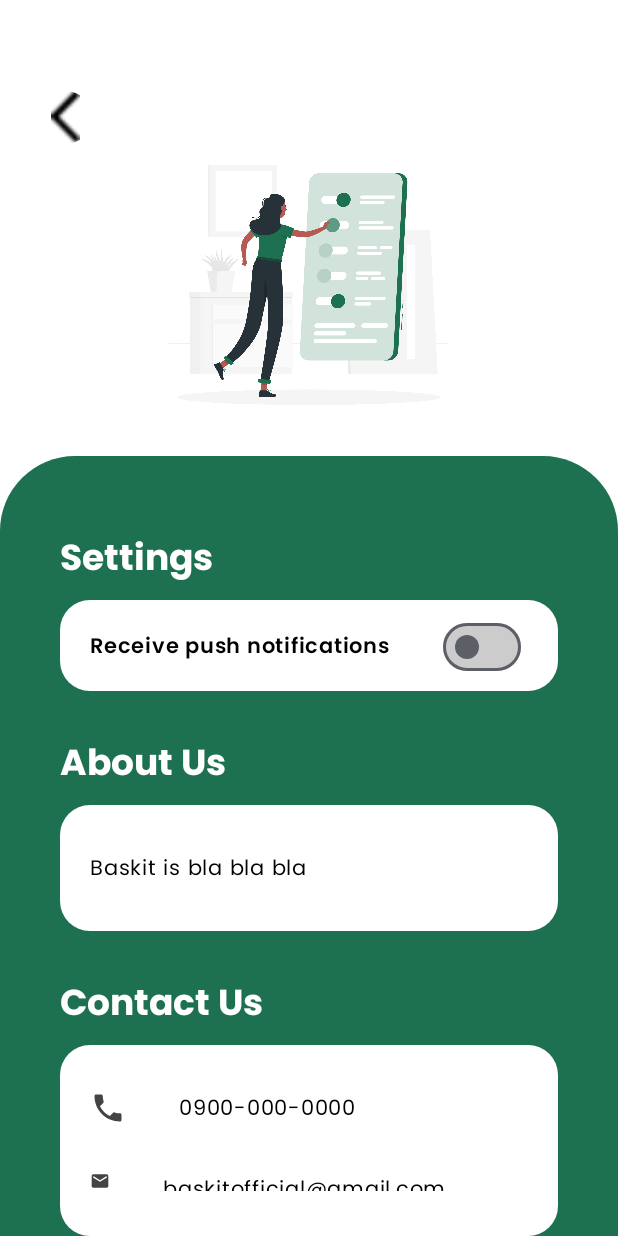
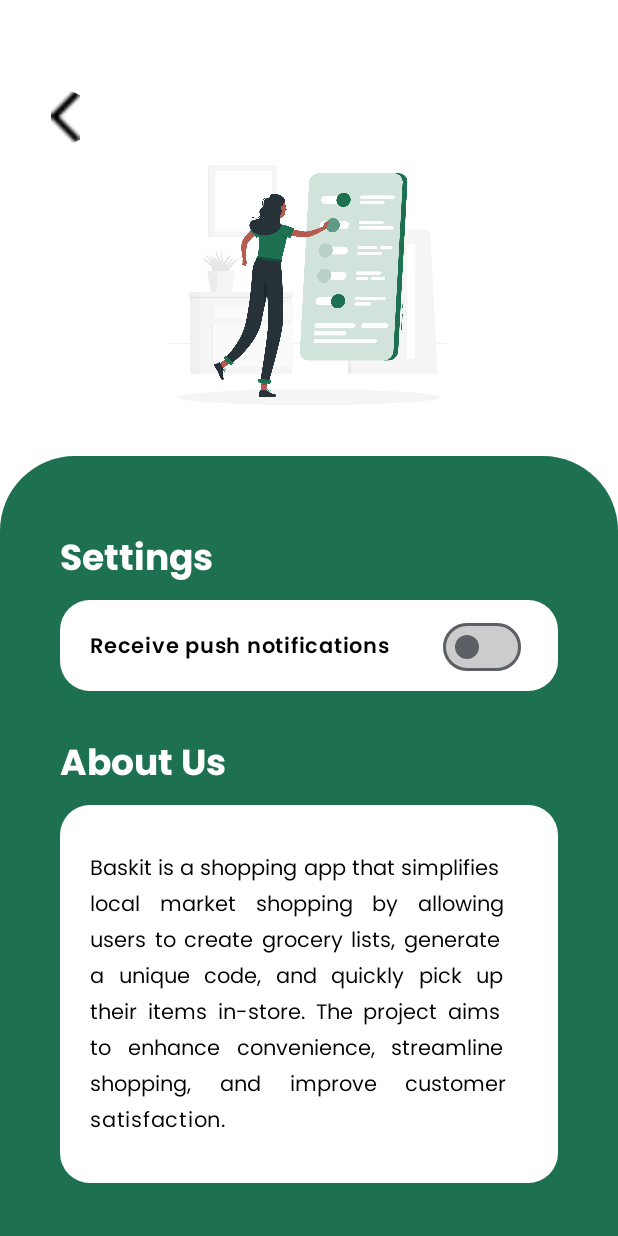
Before and after one commit to mvictoria7/SplashScreenBaskit, an Android app built with Jetpack Compose: the SettingsActivity screen opened through its navigation route, on a phone screen of 412 x 824 dp. Run offline under Robolectric (Android 15) with nearby library versions, the phone set to English and light mode, and no system bars; our stand-ins replace accompanist.

Commit message:
about us

```diff
--- a/app/src/main/java/com/example/splashscreenbaskit/AccountDetails/SettingsActivity.kt
+++ b/app/src/main/java/com/example/splashscreenbaskit/AccountDetails/SettingsActivity.kt
@@ -40,6 +40,7 @@ import androidx.compose.ui.draw.clip
 import androidx.compose.ui.graphics.Color
 import androidx.compose.ui.res.painterResource
 import androidx.compose.ui.text.font.FontWeight
+import androidx.compose.ui.text.style.TextAlign
 import androidx.compose.ui.tooling.preview.Preview
 import androidx.compose.ui.unit.dp
 import androidx.compose.ui.unit.sp
@@ -59,6 +60,7 @@ fun SettingsActivityPreview() {
 @Composable
 fun SettingsActivity(navController: NavHostController) {
     var notificationsEnabled by remember { mutableStateOf(false) }
+    val scrollState = rememberScrollState()
 
     Column (
         modifier = Modifier
@@ -111,8 +113,10 @@ fun SettingsActivity(navController: NavHostController) {
 
                 Column(
                     modifier = Modifier
-                        .padding(start = 40.dp, end = 40.dp, top = 50.dp),
+                        .padding(start = 40.dp, end = 40.dp, top = 50.dp)
+                        .verticalScroll(scrollState),
                     verticalArrangement = Arrangement.Center
+
                 ) {
 
                     Text(
@@ -179,10 +183,11 @@ fun SettingsActivity(navController: NavHostController) {
                             modifier = Modifier.padding(horizontal = 20.dp, vertical = 30.dp)
                         ) {
                             Text(
-                                text = "Baskit is bla bla bla",
+                                text = "Baskit is a shopping app that simplifies local market shopping by allowing users to create grocery lists, generate a unique code, and quickly pick up their items in-store. The project aims to enhance convenience, streamline shopping, and improve customer satisfaction.",
                                 fontFamily = poppinsFontFamily,
                                 fontSize = 14.sp,
-                                fontWeight = FontWeight.Normal
+                                fontWeight = FontWeight.Normal,
+                                textAlign = TextAlign.Justify
                             )
                         }
                     }
```
